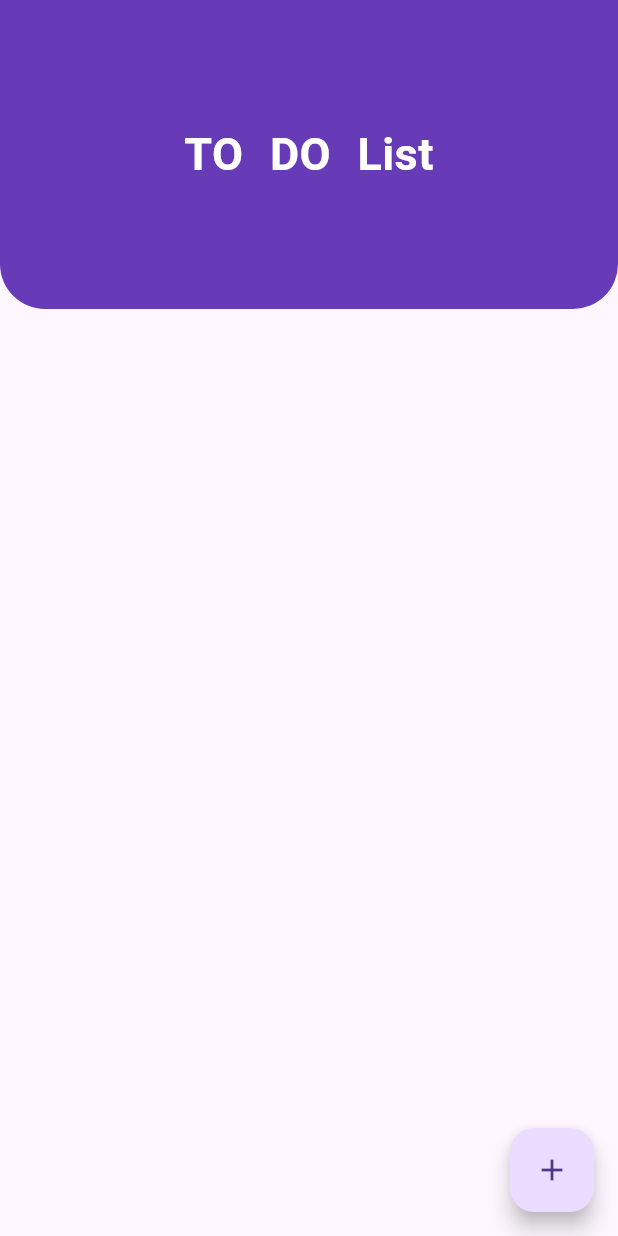
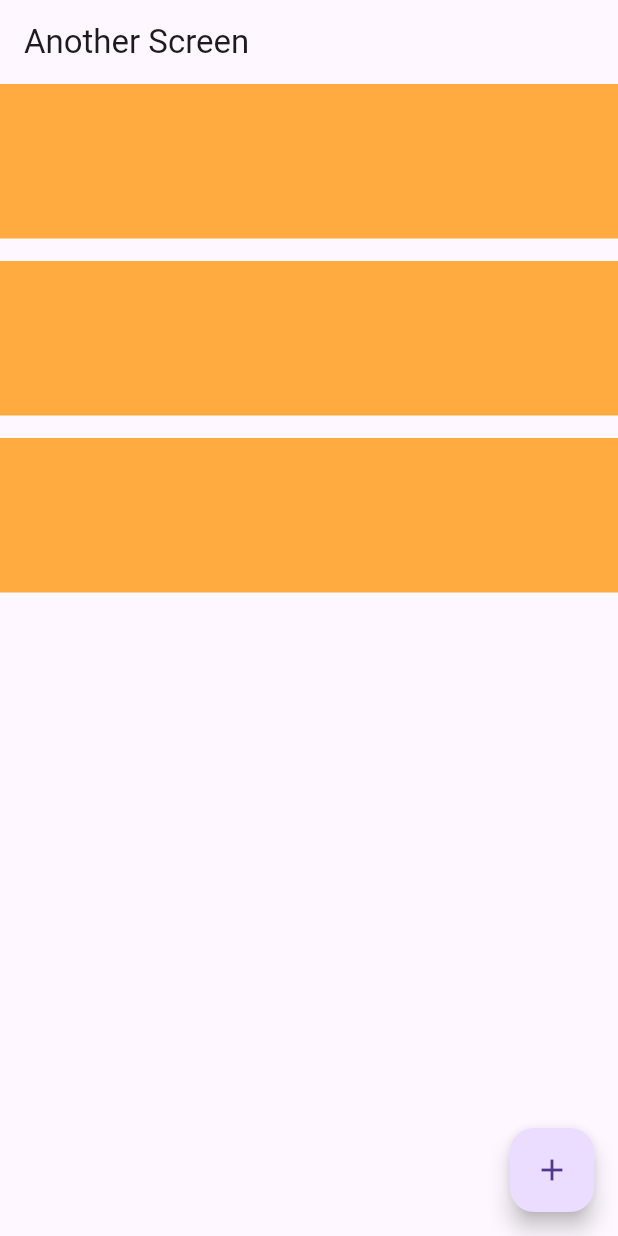
Before and after one commit to Mehedihasan8231/To_Do_List, a Flutter app: the screen it shows after launch, on a phone screen of 412 x 824 dp. Run offline on Flutter 3.47's test engine with Material 3 defaults, Android fonts, the phone set to English and light mode, and no system bars; missing offline and left inert: msh_checkbox.

Commit message:
Revert "Revert "Branch1""

```diff
--- /dev/null
+++ b/lib/extra_screen.dart
@@ -0,0 +1,36 @@
+import 'package:flutter/material.dart';
+
+class ExtraScreen extends StatelessWidget {
+  const ExtraScreen({super.key});
+
+  @override
+  Widget build(BuildContext context) {
+    return Scaffold(
+      appBar: AppBar(title: Text('Another Screen'),),
+      body: Column(
+        children: [
+          Container(height: MediaQuery.of(context).size.height/8,
+          width: MediaQuery.of(context).size.width,
+            color: Colors.orangeAccent,
+          ),
+          SizedBox(
+            height: 15,
+          ),
+          Container(height: MediaQuery.of(context).size.height/8,
+            width: MediaQuery.of(context).size.width,
+            color: Colors.orangeAccent,
+          ),
+          SizedBox(
+            height: 15,
+          ),
+          Container(height: MediaQuery.of(context).size.height/8,
+            width: MediaQuery.of(context).size.width,
+            color: Colors.orangeAccent,
+
+          ),
+        ],
+      ),
+      floatingActionButton: FloatingActionButton(onPressed: (){Navigator.of(context).pushNamed('/home');},child: Icon(Icons.add),),
+    );
+  }
+}
--- a/lib/main.dart
+++ b/lib/main.dart
@@ -1,7 +1,7 @@
-import 'package:flutter/cupertino.dart';
 import 'package:flutter/material.dart';
 import 'package:provider/provider.dart';
 import 'package:to_do_list/home.dart';
+import 'extra_screen.dart';
 import 'package:to_do_list/provider/todo_provider.dart';
 
 void main(){
@@ -20,7 +20,12 @@ class MyApp extends StatelessWidget {
       theme: ThemeData(
 
       ),
-      home: HomePage(),
+      initialRoute: '/extra_screen',
+      routes: {
+        '/extra_screen':(context)=>ExtraScreen(),
+        '/home':(context)=>HomePage(),
+      },
+      //home: ExtraScreen(),
     );
   }
 }
--- a/lib/provider/todo_provider.dart
+++ b/lib/provider/todo_provider.dart
@@ -1,4 +1,4 @@
-import 'package:flutter/cupertino.dart';
+import 'package:flutter/material.dart';
 import 'package:to_do_list/model/TODOModel.dart';
 
 class TodoProvider extends ChangeNotifier{
```
